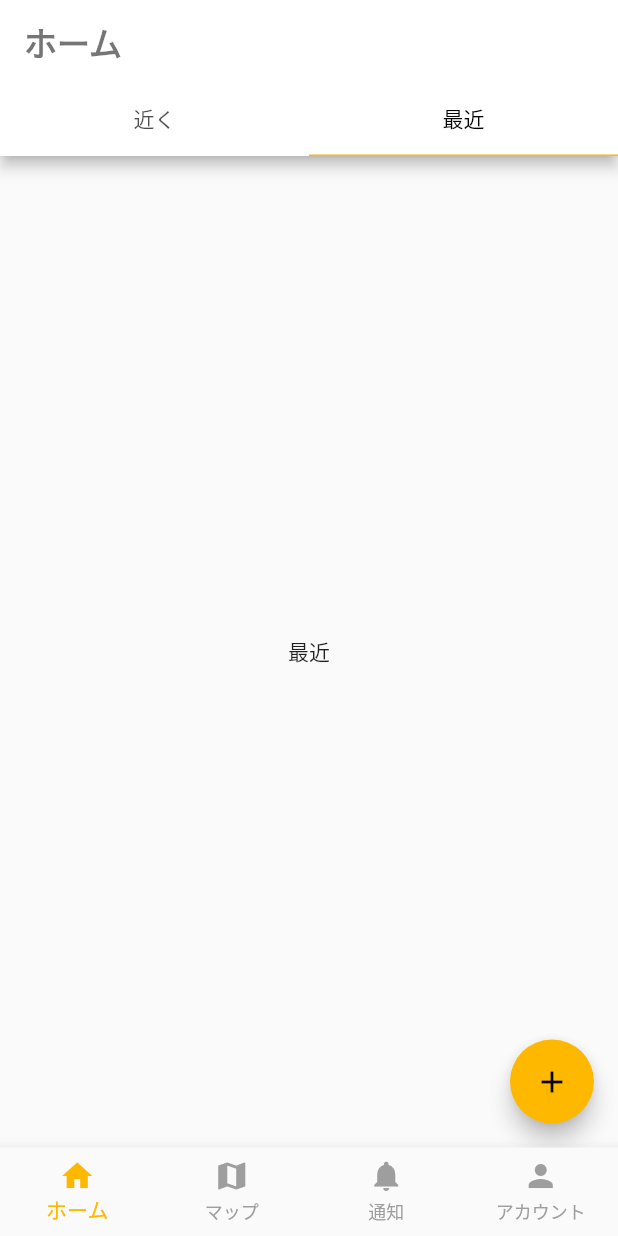
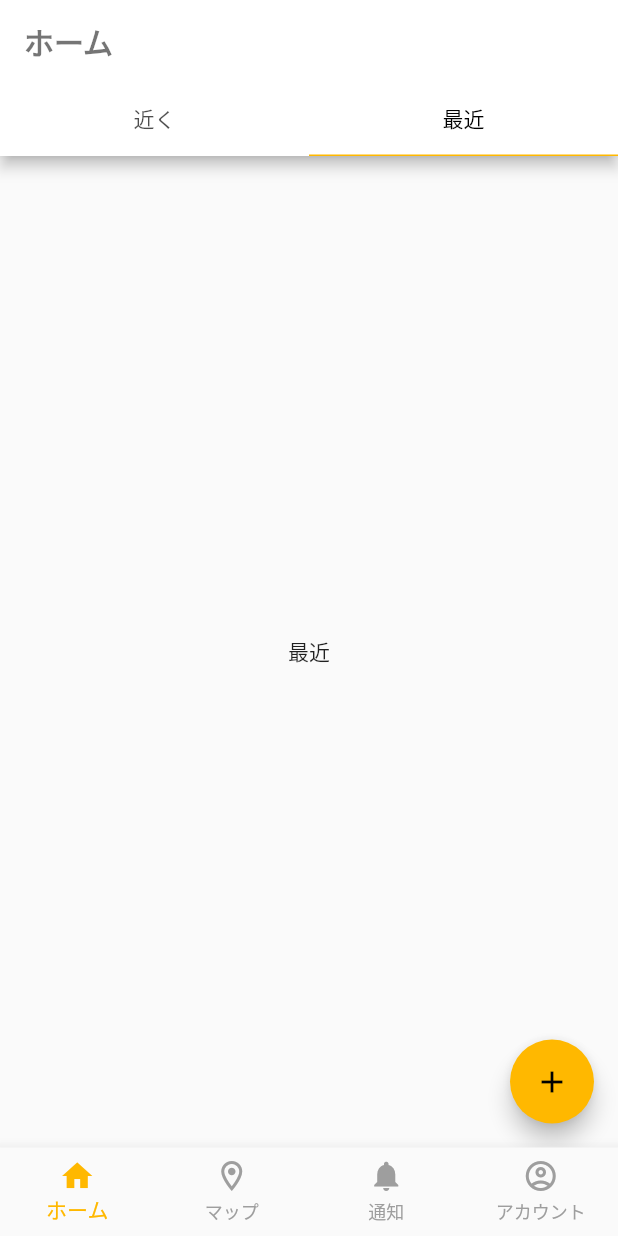
Before and after one commit to Calorie-Friends/qomalin_app, a Flutter app: the screen it shows once a user with an empty profile is signed in, tab 2 chosen, on a phone screen of 412 x 824 dp. Run offline on Flutter 3.47's test engine with Material 2 defaults, Android fonts, the phone set to English and light mode, and no system bars; our stand-ins replace cloud_firestore, firebase_auth, firebase_core, flutter_signin_button, geolocator, go_router and 2 more; missing offline and left inert: geoflutterfire; accounts and stored records are empty; network calls fail.

Commit message:
微調整

```diff
--- a/lib/main.dart
+++ b/lib/main.dart
@@ -31,9 +31,13 @@ class App extends ConsumerWidget {
           color: Colors.white,
           titleTextStyle: TextStyle(
             color: Colors.black54,
-                  fontSize: 22,
-                  fontWeight: FontWeight.bold),
-              iconTheme: IconThemeData(color: Colors.black54)),
+            fontSize: 20,
+            fontWeight: FontWeight.bold
+          ),
+          iconTheme: IconThemeData(
+            color: Colors.black54
+          )
+        ),
           tabBarTheme: const TabBarTheme(
               labelColor: Colors.black,
               indicator: UnderlineTabIndicator(
@@ -42,6 +46,7 @@ class App extends ConsumerWidget {
         colorScheme: const ColorScheme.light(
           secondary: Color.fromARGB(255, 0xFF, 0xB8, 0x00),
           primary: Color.fromARGB(255, 0xFF, 0xB8, 0x00),
+
         )),
     );
   }
```
Also changed, not shown: lib/ui/pages/main_page.dart (+3 -4 lines). Lines whose indentation alone changed are shown as unchanged.
